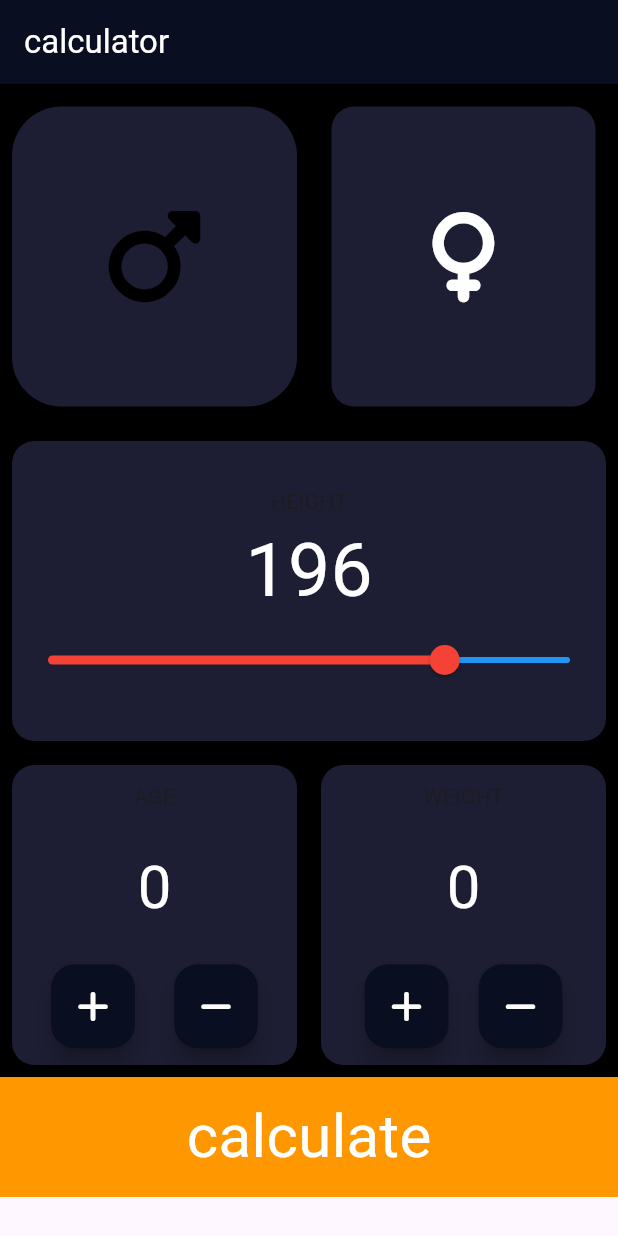
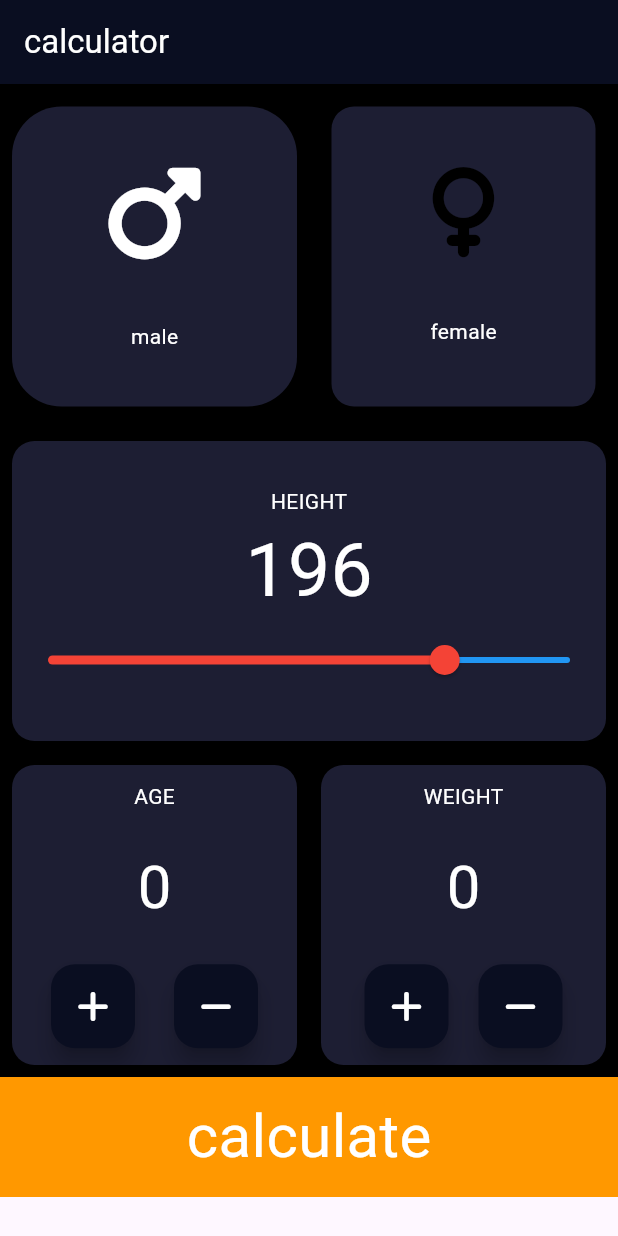
Before and after one commit to Dhanushkumar-2003/bmicalc, a Flutter app: the screen it shows after launch, on a phone screen of 412 x 824 dp. Run offline on Flutter 3.47's test engine with Material 3 defaults, Android fonts, the phone set to English and light mode, and no system bars; our stand-ins replace font_awesome_flutter.

```diff
--- a/lib/about.dart
+++ b/lib/about.dart
@@ -51,6 +51,7 @@ class _AboutState extends State<About> {
                   children: [
                     Expanded(
                       child: Column(
+                        mainAxisAlignment: MainAxisAlignment.spaceEvenly,
                         children: [
                           Container(
                             height: 200,
@@ -59,17 +60,29 @@ class _AboutState extends State<About> {
                             decoration: BoxDecoration(
                                 color: Color(0xFF1D1E33),
                                 borderRadius: BorderRadius.circular(33)),
-                            child: GestureDetector(
+                            child: Column(
+                              mainAxisAlignment: MainAxisAlignment.spaceEvenly,
+                              children: [
+                                GestureDetector(
                                   onTap: () {
-                                print("femll$male");
-                                setState(() {});
-                                male = !male;
+                                    setState(() {
+                                      male = true;
+                                      // male
+                                      print("MALE$male");
+                                    });
                                   },
                                   child: Icon(FontAwesomeIcons.mars,
                                       size: 70,
-                                  color: (male == true)
-                                      ? Colors.black
-                                      : Colors.white),
+                                      // ignore: unnecessary_null_comparison
+                                      color: (male == true || male == null)
+                                          ? Colors.white
+                                          : Colors.black),
+                                ),
+                                Text(
+                                  "male",
+                                  style: TextStyle(color: Colors.white),
+                                )
+                              ],
                             ),
                           ),
                         ],
@@ -83,20 +96,30 @@ class _AboutState extends State<About> {
                           margin: EdgeInsets.all(15),
                           height: 200,
                           width: 200,
-                          child: GestureDetector(
+                          child: Column(
+                            mainAxisAlignment: MainAxisAlignment.spaceEvenly,
+                            children: [
+                              GestureDetector(
                                 onTap: () {
-                              print("msl$male");
                                   setState(() {
-                                male = !male;
-                                ;
+                                    male = false;
+                                    // female...
+                                    print("female$male");
                                   });
                                 },
                                 child: Icon(
                                   FontAwesomeIcons.venus,
-                              color:
-                                  (male == true) ? Colors.white : Colors.black,
+                                  color: (male == false)
+                                      ? Colors.white
+                                      : Colors.black,
                                   size: 60,
                                 ),
+                              ),
+                              Text(
+                                "female",
+                                style: TextStyle(color: Colors.white),
+                              )
+                            ],
                           )),
                     ),
                   ],
@@ -112,7 +135,10 @@ class _AboutState extends State<About> {
                     mainAxisAlignment: MainAxisAlignment.center,
                     children: [
                       Container(
-                        child: Text("HEIGHT"),
+                        child: Text(
+                          "HEIGHT",
+                          style: TextStyle(color: Colors.white),
+                        ),
                       ),
                       Container(
                         child: Text(
@@ -152,7 +178,10 @@ class _AboutState extends State<About> {
                         mainAxisAlignment: MainAxisAlignment.spaceAround,
                         children: [
                           Container(
-                            child: Text("AGE"),
+                            child: Text(
+                              "AGE",
+                              style: TextStyle(color: Colors.white),
+                            ),
                           ),
                           Container(
                             child: Text(
@@ -205,7 +234,10 @@ class _AboutState extends State<About> {
                         mainAxisAlignment: MainAxisAlignment.spaceAround,
                         children: [
                           Container(
-                            child: Text("WEIGHT"),
+                            child: Text(
+                              "WEIGHT",
+                              style: TextStyle(color: Colors.white),
+                            ),
                           ),
                           Container(
                             child: Text(
--- a/lib/calc.dart
+++ b/lib/calc.dart
@@ -1,8 +1,10 @@
-import 'package:flutter/material.dart';
 import 'dart:math';
 
 class Calculator {
-  Calculator({required this.height, required this.weight});
+  Calculator({
+    required this.height,
+    required this.weight,
+  });
   final int height;
   final int weight;
 
@@ -24,11 +26,11 @@ class Calculator {
 
   String value() {
     if (bmi >= 25) {
-      return 'your bmi result is very high, please take care your health';
+      return 'your bmi result is$bmi is very high, please take care your health';
     } else if (bmi > 18) {
-      return 'your bmi result is good,please maintain your health';
+      return 'your bmi result is $bmi is  good ,please maintain your health';
     } else {
-      return "your bmi result is quite low, eat good food";
+      return "your bmi result is $bmi is quite low, eat good food";
     }
   }
 }
--- a/lib/sec.dart
+++ b/lib/sec.dart
@@ -48,7 +48,7 @@ class Sec extends StatelessWidget {
                     ),
                   ),
                   Text(
-                    calcbmi,
+                    calcbmi.toString(),
                     style: TextStyle(
                         fontSize: 80,
                         fontWeight: FontWeight.bold,
```
Lines whose indentation alone changed are shown as unchanged.
